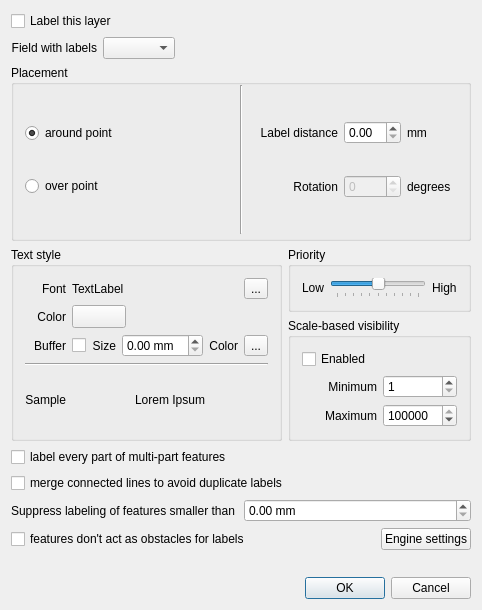
First picture: the form in qgis/src/ui/qgslabelingguibase.ui, repository sourcepole/qgis, before the edit.
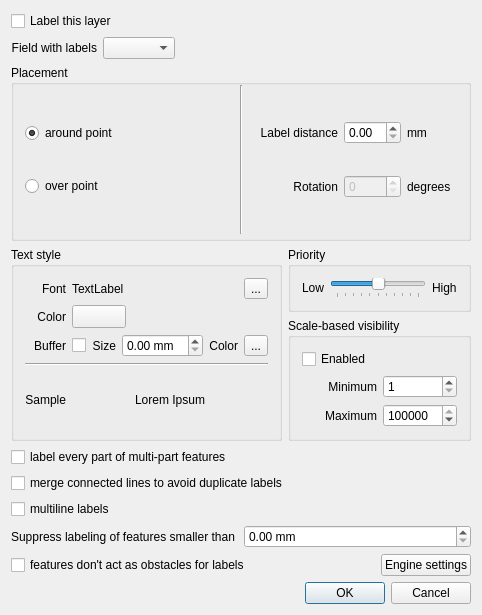
Second picture: the form after the edit. Icons and pictures are not drawn. Custom widgets are drawn as their Qt base class.

Commit message: [FEATURE]: multiline labels for labeling-ng

The edit to the form file:
```diff
--- a/qgis/src/ui/qgslabelingguibase.ui
+++ b/qgis/src/ui/qgslabelingguibase.ui
@@ -662,7 +662,7 @@
      </property>
     </widget>
    </item>
-   <item row="6" column="0">
+   <item row="7" column="0">
     <layout class="QHBoxLayout" name="horizontalLayout_10">
      <item>
       <widget class="QLabel" name="label_19">
@@ -680,7 +680,7 @@
      </item>
     </layout>
    </item>
-   <item row="7" column="0">
+   <item row="8" column="0">
     <layout class="QHBoxLayout" name="horizontalLayout_2">
      <item>
       <widget class="QCheckBox" name="chkNoObstacle">
@@ -717,7 +717,7 @@
      </item>
     </layout>
    </item>
-   <item row="8" column="0">
+   <item row="9" column="0">
     <spacer name="verticalSpacer_2">
      <property name="orientation">
       <enum>Qt::Vertical</enum>
@@ -730,7 +730,7 @@
      </property>
     </spacer>
    </item>
-   <item row="9" column="0">
+   <item row="10" column="0">
     <widget class="QDialogButtonBox" name="buttonBox">
      <property name="orientation">
       <enum>Qt::Horizontal</enum>
@@ -740,6 +740,13 @@
      </property>
     </widget>
    </item>
+   <item row="6" column="0">
+    <widget class="QCheckBox" name="chkMultiLine">
+     <property name="text">
+      <string>multiline labels</string>
+     </property>
+    </widget>
+   </item>
   </layout>
  </widget>
  <layoutdefault spacing="6" margin="11"/>
```
Left out of the diff: 3 changed lines with no effect on the pictures. The commit also changes 3 other files.
